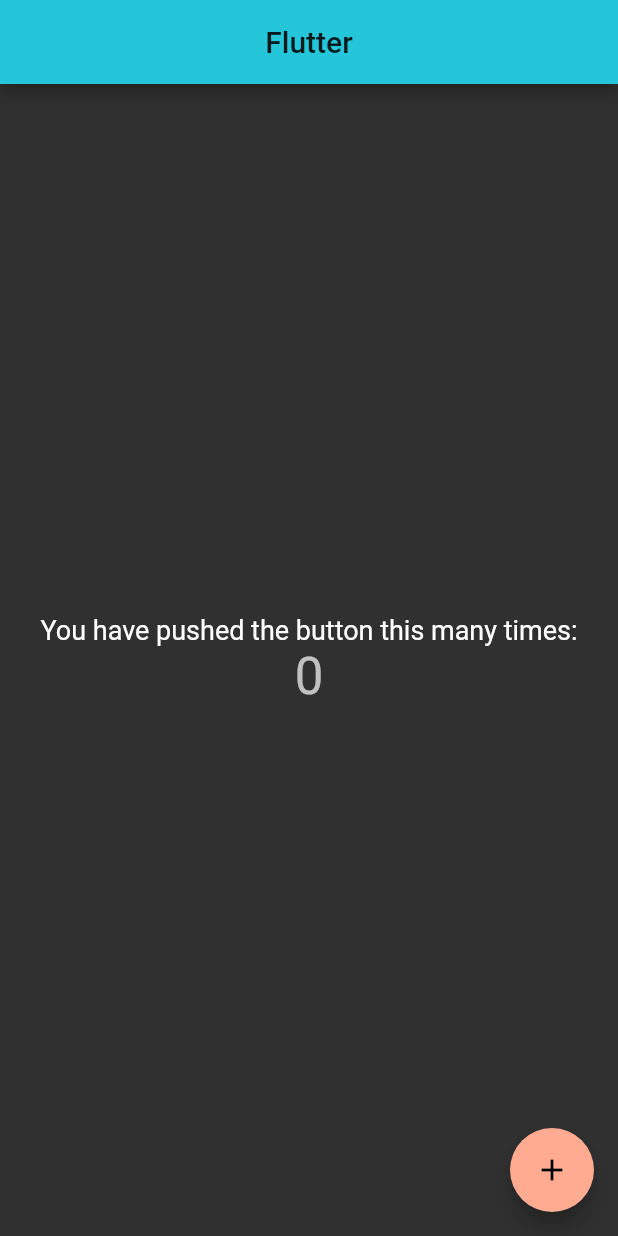
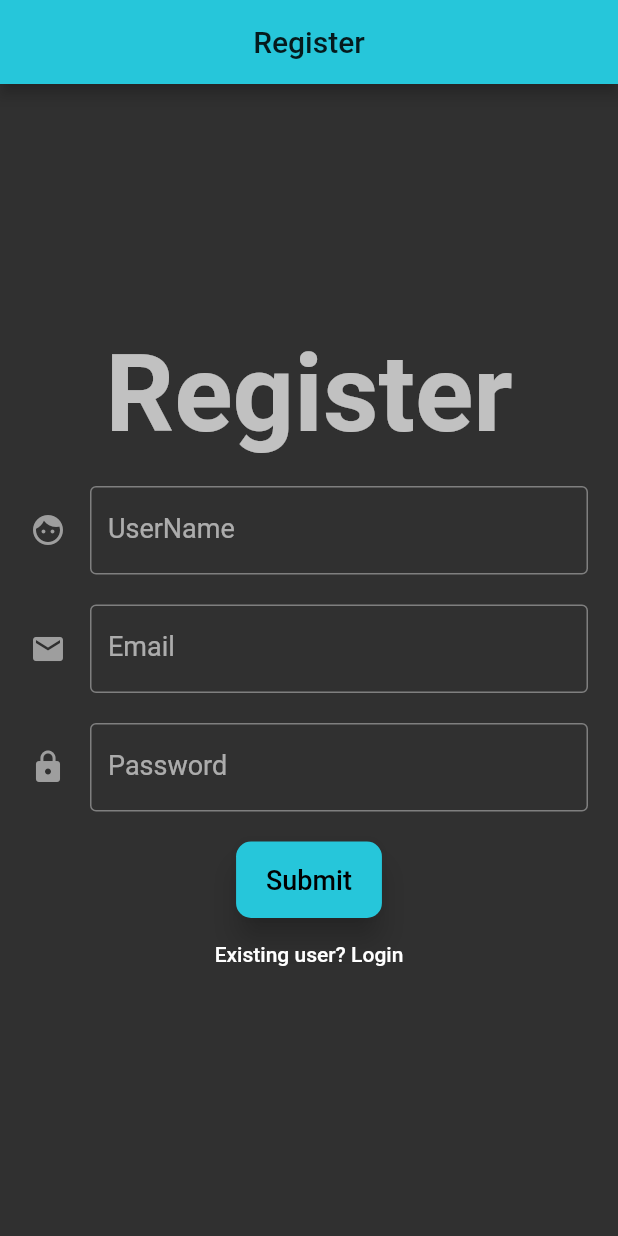
Before and after one commit to sharmasidharth1910/flutter_ecommerce, a Flutter app: the screen it shows after launch, on a phone screen of 412 x 824 dp. Run offline on Flutter 3.47's test engine with Material 2 defaults, Android fonts, the phone set to English and light mode, and no system bars.

Commit message:
Added the Register screen.

```diff
--- a/lib/main.dart
+++ b/lib/main.dart
@@ -1,4 +1,5 @@
 import 'package:flutter/material.dart';
+import 'package:flutter_ecommerce/pages/register_page.dart';
 
 void main() {
   runApp(MyApp());
@@ -15,70 +16,20 @@ class MyApp extends StatelessWidget {
         primaryColor: Colors.cyan[400],
         accentColor: Colors.deepOrange[200],
         textTheme: TextTheme(
-          // ignore: deprecated_member_use
-          headline: TextStyle(
+          headline1: TextStyle(
             fontSize: 72.0,
             fontWeight: FontWeight.bold,
           ),
-          // ignore: deprecated_member_use
-          title: TextStyle(
-            fontSize: 36.0,
-            fontStyle: FontStyle.italic,
-          ),
-          // ignore: deprecated_member_use
-          body1: TextStyle(
-            fontSize: 18.0,
-          ),
+          // subtitle1: TextStyle(
+          //   fontSize: 36.0,
+          //   fontStyle: FontStyle.italic,
+          // ),
+          // bodyText1: TextStyle(
+          //   fontSize: 18.0,
+          // ),
         ),
       ),
-      home: MyHomePage(title: 'Flutter'),
+      home: RegisterPage(),
     );
   }
 }
-
-class MyHomePage extends StatefulWidget {
-  MyHomePage({Key key, this.title}) : super(key: key);
-  final String title;
-
-  @override
-  _MyHomePageState createState() => _MyHomePageState();
-}
-
-class _MyHomePageState extends State<MyHomePage> {
-  int _counter = 0;
-
-  void _incrementCounter() {
-    setState(() {
-      _counter++;
-    });
-  }
-
-  @override
-  Widget build(BuildContext context) {
-    return Scaffold(
-      appBar: AppBar(
-        title: Text(widget.title),
-        centerTitle: true,
-      ),
-      body: Center(
-        child: Column(
-          mainAxisAlignment: MainAxisAlignment.center,
-          children: <Widget>[
-            Text(
-              'You have pushed the button this many times:',
-            ),
-            Text(
-              '$_counter',
-              style: Theme.of(context).textTheme.headline4,
-            ),
-          ],
-        ),
-      ),
-      floatingActionButton: FloatingActionButton(
-        onPressed: _incrementCounter,
-        tooltip: 'Increment',
-        child: Icon(Icons.add),
-      ),
-    );
-  }
-}
--- /dev/null
+++ b/lib/pages/register_page.dart
@@ -0,0 +1,180 @@
+import 'package:flutter/material.dart';
+
+class RegisterPage extends StatefulWidget {
+  @override
+  _RegisterPageState createState() => _RegisterPageState();
+}
+
+class _RegisterPageState extends State<RegisterPage> {
+  final _formKey = GlobalKey<FormState>();
+
+  String _username, _password, _email;
+
+  void _submit() {
+    if (_formKey.currentState.validate()) {
+      _formKey.currentState.save();
+      print("Form valid");
+      print(_email);
+      print(_password);
+      print(_username);
+    } else {
+      print("Form invalid");
+    }
+  }
+
+  @override
+  Widget build(BuildContext context) {
+    return Scaffold(
+      appBar: AppBar(
+        title: Text("Register"),
+        centerTitle: true,
+      ),
+      body: Container(
+        padding: EdgeInsets.symmetric(
+          horizontal: 20.0,
+        ),
+        child: Center(
+          child: SingleChildScrollView(
+            child: Form(
+              key: _formKey,
+              child: Column(
+                children: [
+                  Text(
+                    "Register",
+                    style: Theme.of(context).textTheme.headline1,
+                  ),
+                  Padding(
+                    padding: EdgeInsets.only(top: 20.0),
+                    child: TextFormField(
+                      onSaved: (value) => _username = value,
+                      validator: (value) {
+                        if (value.trim().length < 6) {
+                          return "Username too short";
+                        } else {
+                          return null;
+                        }
+                      },
+                      decoration: InputDecoration(
+                        border: OutlineInputBorder(
+                          borderSide: BorderSide(
+                            color: Theme.of(context).accentColor,
+                          ),
+                        ),
+                        labelText: "UserName",
+                        labelStyle: TextStyle(
+                          fontSize: 18.0,
+                          // color: Theme.of(context).accentColor,
+                        ),
+                        hintText: "Enter username, min length 6",
+                        icon: Icon(
+                          Icons.face,
+                          color: Colors.grey,
+                        ),
+                      ),
+                    ),
+                  ),
+                  Padding(
+                    padding: EdgeInsets.only(top: 20.0),
+                    child: TextFormField(
+                      onSaved: (value) => _email = value,
+                      validator: (value) {
+                        if (!value.trim().contains("@")) {
+                          return "Please enter a valid email";
+                        } else {
+                          return null;
+                        }
+                      },
+                      decoration: InputDecoration(
+                        border: OutlineInputBorder(
+                          borderSide: BorderSide(
+                            color: Theme.of(context).accentColor,
+                          ),
+                        ),
+                        labelText: "Email",
+                        labelStyle: TextStyle(
+                          fontSize: 18.0,
+                          // color: Theme.of(context).accentColor,
+                        ),
+                        hintText: "Enter a valid email",
+                        icon: Icon(
+                          Icons.email,
+                          color: Colors.grey,
+                        ),
+                      ),
+                    ),
+                  ),
+                  Padding(
+                    padding: EdgeInsets.only(top: 20.0),
+                    child: TextFormField(
+                      onSaved: (value) => _password = value,
+                      validator: (value) {
+                        if (value.trim().length < 6) {
+                          return "Password too short";
+                        } else {
+                          return null;
+                        }
+                      },
+                      decoration: InputDecoration(
+                        border: OutlineInputBorder(
+                          borderSide: BorderSide(
+                            color: Theme.of(context).accentColor,
+                          ),
+                        ),
+                        labelText: "Password",
+                        labelStyle: TextStyle(
+                          fontSize: 18.0,
+                          // color: Theme.of(context).accentColor,
+                        ),
+                        hintText: "Enter password",
+                        icon: Icon(
+                          Icons.lock,
+                          color: Colors.grey,
+                        ),
+                      ),
+                    ),
+                  ),
+                  Padding(
+                    padding: EdgeInsets.only(
+                      top: 20.0,
+                    ),
+                    child: Column(
+                      children: [
+                        RaisedButton(
+                          padding: EdgeInsets.symmetric(
+                            horizontal: 20.0,
+                            vertical: 15.0,
+                          ),
+                          onPressed: _submit,
+                          child: Text(
+                            "Submit",
+                            style: TextStyle(
+                              fontSize: 18.0,
+                              color: Colors.black,
+                            ),
+                          ),
+                          elevation: 8.0,
+                          shape: RoundedRectangleBorder(
+                            borderRadius: BorderRadius.all(
+                              Radius.circular(10.0),
+                            ),
+                          ),
+                          color: Theme.of(context).primaryColor,
+                        ),
+                        FlatButton(
+                          onPressed: () => print("Login"),
+                          child: Text(
+                            'Existing user? Login',
+                          ),
+                        ),
+                      ],
+                    ),
+                  ),
+                ],
+              ),
+            ),
+          ),
+        ),
+      ),
+    );
+  }
+}
```
